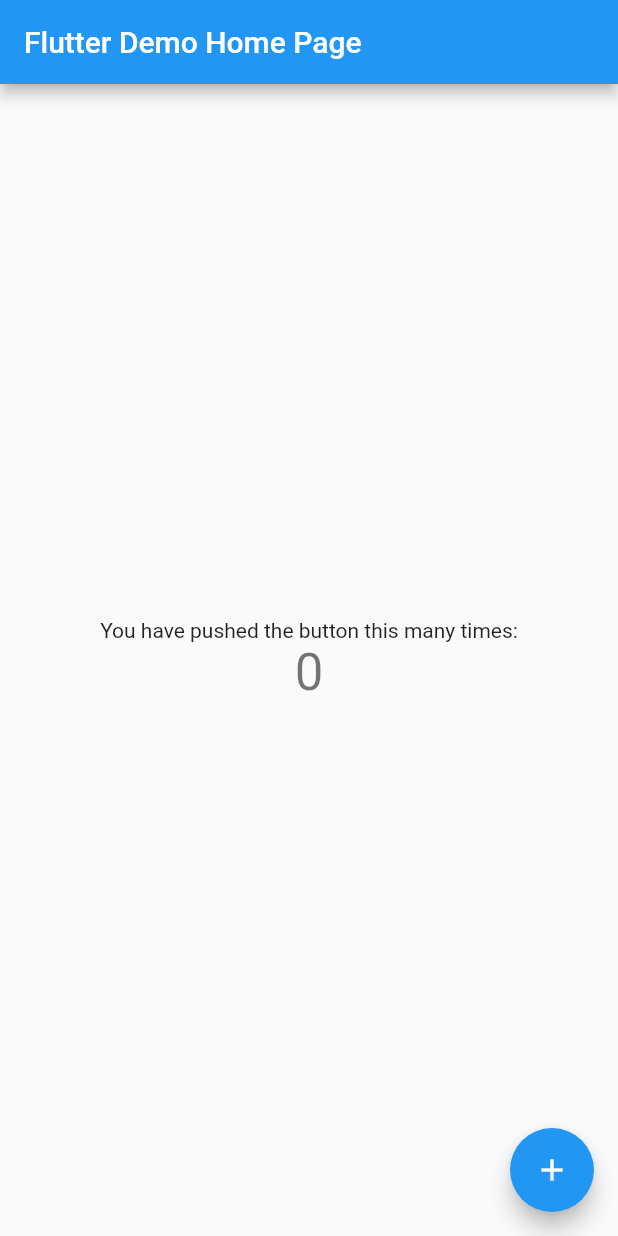
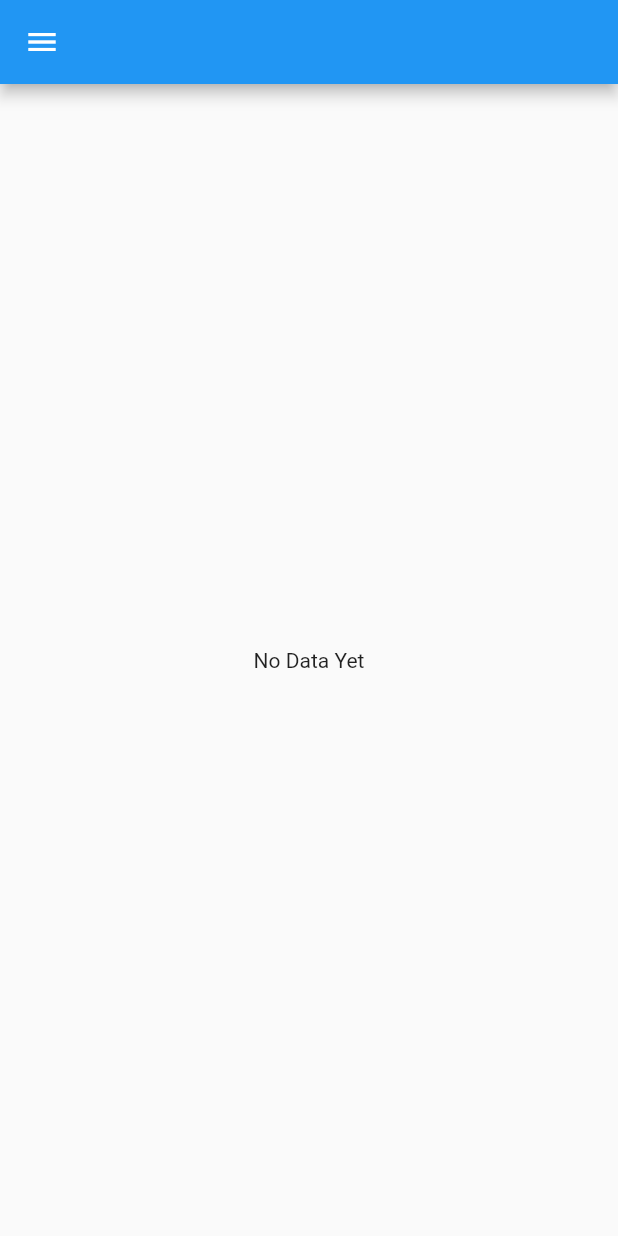
Before and after one commit to amythpaddy/nutrition_tracker, a Flutter app: the screen it shows after launch, on a phone screen of 412 x 824 dp. Run offline on Flutter 3.47's test engine with Material 2 defaults, Android fonts, the phone set to English and light mode, and no system bars; our stand-ins replace equatable, flutter_bloc.

```diff
--- /dev/null
+++ b/lib/bloc/action/ActionBloc.dart
@@ -0,0 +1,11 @@
+import 'package:equatable/equatable.dart';
+import 'package:flutter_bloc/flutter_bloc.dart';
+import 'package:nutrition_tracker/bloc/action/ActionEvent.dart';
+import 'package:nutrition_tracker/bloc/action/ActionState.dart';
+
+import 'ActionState.dart';
+
+class ActionBloc extends Bloc<ActionEvent, ActionState>{
+  ActionBloc(ActionState initialState) : super(initialState);
+
+}
--- /dev/null
+++ b/lib/bloc/action/ActionEvent.dart
@@ -0,0 +1,4 @@
+enum ActionEvent{
+SHOW_INPUT_FIELD,
+HIDE_INPUT_FIELD
+}
--- /dev/null
+++ b/lib/bloc/action/ActionState.dart
@@ -0,0 +1,10 @@
+import 'package:equatable/equatable.dart';
+
+class ActionState extends Equatable{
+  final bool showInputField;
+
+  ActionState(this.showInputField);
+
+  @override
+  List<Object?> get props => [showInputField];
+}
--- /dev/null
+++ b/lib/foodInput/addFood.dart
@@ -0,0 +1,9 @@
+import 'package:flutter/cupertino.dart';
+
+class AddFood extends StatelessWidget{
+
+  @override
+  Widget build(BuildContext context) {
+    return Text('get input');
+  }
+}
--- a/lib/main.dart
+++ b/lib/main.dart
@@ -1,117 +1,17 @@
 import 'package:flutter/material.dart';
+import 'package:nutrition_tracker/main/home.dart';
 
 void main() {
   runApp(MyApp());
 }
 
-class MyApp extends StatelessWidget {
-  // This widget is the root of your application.
-  @override
-  Widget build(BuildContext context) {
-    return MaterialApp(
-      title: 'Flutter Demo',
-      theme: ThemeData(
-        // This is the theme of your application.
-        //
-        // Try running your application with "flutter run". You'll see the
-        // application has a blue toolbar. Then, without quitting the app, try
-        // changing the primarySwatch below to Colors.green and then invoke
-        // "hot reload" (press "r" in the console where you ran "flutter run",
-        // or simply save your changes to "hot reload" in a Flutter IDE).
-        // Notice that the counter didn't reset back to zero; the application
-        // is not restarted.
-        primarySwatch: Colors.blue,
-        // This makes the visual density adapt to the platform that you run
-        // the app on. For desktop platforms, the controls will be smaller and
-        // closer together (more dense) than on mobile platforms.
-        visualDensity: VisualDensity.adaptivePlatformDensity,
-      ),
-      home: MyHomePage(title: 'Flutter Demo Home Page'),
-    );
-  }
-}
-
-class MyHomePage extends StatefulWidget {
-  MyHomePage({Key key, this.title}) : super(key: key);
-
-  // This widget is the home page of your application. It is stateful, meaning
-  // that it has a State object (defined below) that contains fields that affect
-  // how it looks.
-
-  // This class is the configuration for the state. It holds the values (in this
-  // case the title) provided by the parent (in this case the App widget) and
-  // used by the build method of the State. Fields in a Widget subclass are
-  // always marked "final".
-
-  final String title;
-
-  @override
-  _MyHomePageState createState() => _MyHomePageState();
-}
-
-class _MyHomePageState extends State<MyHomePage> {
-  int _counter = 0;
-
-  void _incrementCounter() {
-    setState(() {
-      // This call to setState tells the Flutter framework that something has
-      // changed in this State, which causes it to rerun the build method below
-      // so that the display can reflect the updated values. If we changed
-      // _counter without calling setState(), then the build method would not be
-      // called again, and so nothing would appear to happen.
-      _counter++;
-    });
-  }
+class MyApp extends StatelessWidget{
 
   @override
   Widget build(BuildContext context) {
-    // This method is rerun every time setState is called, for instance as done
-    // by the _incrementCounter method above.
-    //
-    // The Flutter framework has been optimized to make rerunning build methods
-    // fast, so that you can just rebuild anything that needs updating rather
-    // than having to individually change instances of widgets.
-    return Scaffold(
-      appBar: AppBar(
-        // Here we take the value from the MyHomePage object that was created by
-        // the App.build method, and use it to set our appbar title.
-        title: Text(widget.title),
-      ),
-      body: Center(
-        // Center is a layout widget. It takes a single child and positions it
-        // in the middle of the parent.
-        child: Column(
-          // Column is also a layout widget. It takes a list of children and
-          // arranges them vertically. By default, it sizes itself to fit its
-          // children horizontally, and tries to be as tall as its parent.
-          //
-          // Invoke "debug painting" (press "p" in the console, choose the
-          // "Toggle Debug Paint" action from the Flutter Inspector in Android
-          // Studio, or the "Toggle Debug Paint" command in Visual Studio Code)
-          // to see the wireframe for each widget.
-          //
-          // Column has various properties to control how it sizes itself and
-          // how it positions its children. Here we use mainAxisAlignment to
-          // center the children vertically; the main axis here is the vertical
-          // axis because Columns are vertical (the cross axis would be
-          // horizontal).
-          mainAxisAlignment: MainAxisAlignment.center,
-          children: <Widget>[
-            Text(
-              'You have pushed the button this many times:',
-            ),
-            Text(
-              '$_counter',
-              style: Theme.of(context).textTheme.headline4,
-            ),
-          ],
-        ),
-      ),
-      floatingActionButton: FloatingActionButton(
-        onPressed: _incrementCounter,
-        tooltip: 'Increment',
-        child: Icon(Icons.add),
-      ), // This trailing comma makes auto-formatting nicer for build methods.
-    );
+    return MaterialApp(initialRoute: '/',
+    routes: {
+      '/':(context)=>Home(),
+    },);
   }
 }
--- /dev/null
+++ b/lib/main/home.dart
@@ -0,0 +1,15 @@
+import 'package:flutter/cupertino.dart';
+import 'package:flutter/material.dart';
+
+class Home extends StatelessWidget{
+
+  @override
+  Widget build(BuildContext context) {
+    return Scaffold(
+      appBar: AppBar(
+        leading: Icon(Icons.menu),
+        actions: [],
+      ),
+        body: SafeArea(child: Center(child:Text('No Data Yet'))));
+  }
+}
--- a/pubspec.yaml
+++ b/pubspec.yaml
@@ -18,7 +18,7 @@ publish_to: 'none' # Remove this line if you wish to publish to pub.dev
 version: 1.0.0+1
 
 environment:
-  sdk: ">=2.7.0 <3.0.0"
+  sdk: ">=2.12.0 <3.0.0"
 
 dependencies:
   flutter:
@@ -28,6 +28,8 @@ dependencies:
   # The following adds the Cupertino Icons font to your application.
   # Use with the CupertinoIcons class for iOS style icons.
   cupertino_icons: ^0.1.3
+  flutter_bloc: ^8.0.0
+  equatable: ^2.0.3
 
 dev_dependencies:
   flutter_test:
```
Also changed, not shown: pubspec.lock.
